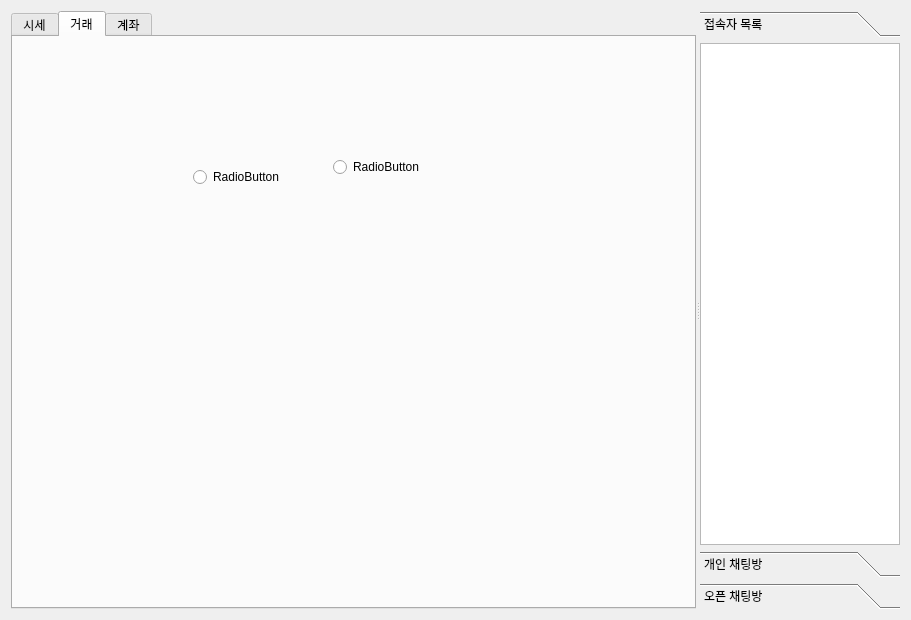
Qt form miniProject2/mainview.ui (donjizzkan/miniProject2) before a commit.
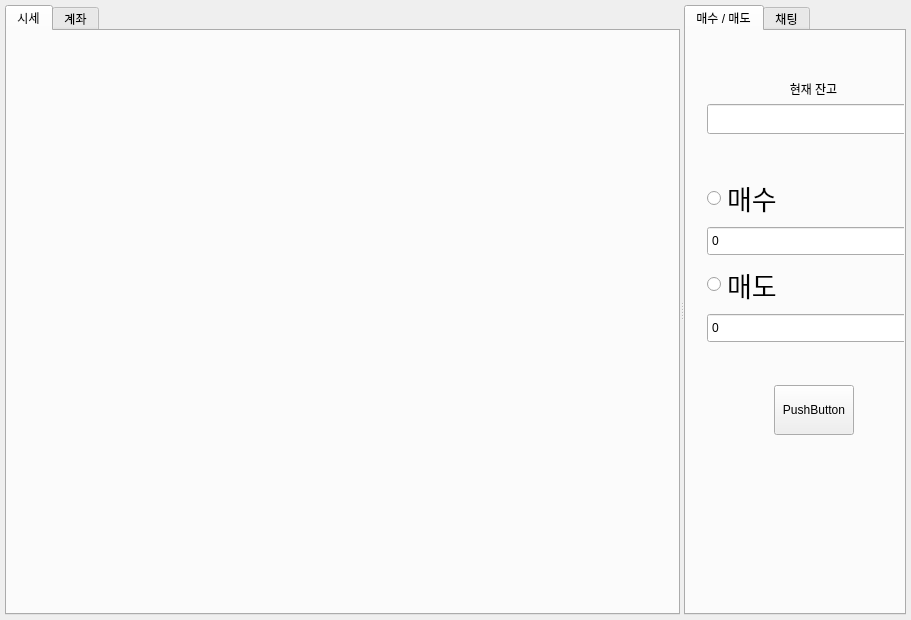
The same form after that commit. The open tabs and pages were chosen to show the change.

Patch:
```diff
--- a/miniProject2/mainview.ui
+++ b/miniProject2/mainview.ui
@@ -19,7 +19,19 @@
   <property name="windowTitle">
    <string>Form</string>
   </property>
-  <layout class="QVBoxLayout" name="verticalLayout_2">
+  <layout class="QHBoxLayout" name="horizontalLayout_4">
+   <property name="leftMargin">
+    <number>5</number>
+   </property>
+   <property name="topMargin">
+    <number>5</number>
+   </property>
+   <property name="rightMargin">
+    <number>5</number>
+   </property>
+   <property name="bottomMargin">
+    <number>5</number>
+   </property>
    <item>
     <widget class="QSplitter" name="splitter">
      <property name="orientation">
@@ -39,7 +51,7 @@
        </size>
       </property>
       <property name="currentIndex">
-       <number>1</number>
+       <number>0</number>
       </property>
       <widget class="QWidget" name="tab">
        <attribute name="title">
@@ -47,37 +59,6 @@
        </attribute>
        <layout class="QVBoxLayout" name="chartTab"/>
       </widget>
-      <widget class="QWidget" name="tab_3">
-       <attribute name="title">
-        <string>거래</string>
-       </attribute>
-       <widget class="QRadioButton" name="radioButton">
-        <property name="geometry">
-         <rect>
-          <x>320</x>
-          <y>120</y>
-          <width>100</width>
-          <height>20</height>
-         </rect>
-        </property>
-        <property name="text">
-         <string>RadioButton</string>
-        </property>
-       </widget>
-       <widget class="QRadioButton" name="radioButton_2">
-        <property name="geometry">
-         <rect>
-          <x>180</x>
-          <y>130</y>
-          <width>100</width>
-          <height>20</height>
-         </rect>
-        </property>
-        <property name="text">
-         <string>RadioButton</string>
-        </property>
-       </widget>
-      </widget>
       <widget class="QWidget" name="tab_2">
        <attribute name="title">
         <string>계좌</string>
@@ -356,6 +337,217 @@
        </layout>
       </widget>
      </widget>
+     <widget class="QTabWidget" name="tabWidget">
+      <property name="currentIndex">
+       <number>0</number>
+      </property>
+      <widget class="QWidget" name="tab_3">
+       <attribute name="title">
+        <string>매수 / 매도</string>
+       </attribute>
+       <widget class="QWidget" name="layoutWidget">
+        <property name="geometry">
+         <rect>
+          <x>21</x>
+          <y>13</y>
+          <width>213</width>
+          <height>427</height>
+         </rect>
+        </property>
+        <layout class="QVBoxLayout" name="verticalLayout_4">
+         <item>
+          <spacer name="verticalSpacer_2">
+           <property name="orientation">
+            <enum>Qt::Orientation::Vertical</enum>
+           </property>
+           <property name="sizeHint" stdset="0">
+            <size>
+             <width>20</width>
+             <height>40</height>
+            </size>
+           </property>
+          </spacer>
+         </item>
+         <item>
+          <widget class="QLabel" name="label">
+           <property name="text">
+            <string>현재 잔고</string>
+           </property>
+           <property name="alignment">
+            <set>Qt::AlignmentFlag::AlignCenter</set>
+           </property>
+          </widget>
+         </item>
+         <item>
+          <widget class="QLineEdit" name="lineEdit">
+           <property name="minimumSize">
+            <size>
+             <width>0</width>
+             <height>30</height>
+            </size>
+           </property>
+           <property name="readOnly">
+            <bool>true</bool>
+           </property>
+          </widget>
+         </item>
+         <item>
+          <spacer name="verticalSpacer_4">
+           <property name="orientation">
+            <enum>Qt::Orientation::Vertical</enum>
+           </property>
+           <property name="sizeHint" stdset="0">
+            <size>
+             <width>20</width>
+             <height>40</height>
+            </size>
+           </property>
+          </spacer>
+         </item>
+         <item>
+          <layout class="QVBoxLayout" name="verticalLayout_3">
+           <item>
+            <widget class="QRadioButton" name="radioButton">
+             <property name="minimumSize">
+              <size>
+               <width>0</width>
+               <height>30</height>
+              </size>
+             </property>
+             <property name="font">
+              <font>
+               <pointsize>20</pointsize>
+              </font>
+             </property>
+             <property name="text">
+              <string>매수</string>
+             </property>
+            </widget>
+           </item>
+           <item>
+            <widget class="QSpinBox" name="spinBox">
+             <property name="minimumSize">
+              <size>
+               <width>0</width>
+               <height>30</height>
+              </size>
+             </property>
+             <property name="maximum">
+              <number>99999</number>
+             </property>
+            </widget>
+           </item>
+           <item>
+            <widget class="QRadioButton" name="radioButton_2">
+             <property name="minimumSize">
+              <size>
+               <width>0</width>
+               <height>30</height>
+              </size>
+             </property>
+             <property name="font">
+              <font>
+               <pointsize>20</pointsize>
+              </font>
+             </property>
+             <property name="text">
+              <string>매도</string>
+             </property>
+            </widget>
+           </item>
+           <item>
+            <widget class="QSpinBox" name="spinBox_2">
+             <property name="minimumSize">
+              <size>
+               <width>0</width>
+               <height>30</height>
+              </size>
+             </property>
+             <property name="maximum">
+              <number>99999</number>
+             </property>
+            </widget>
+           </item>
+          </layout>
+         </item>
+         <item>
+          <spacer name="verticalSpacer_3">
+           <property name="orientation">
+            <enum>Qt::Orientation::Vertical</enum>
+           </property>
+           <property name="sizeHint" stdset="0">
+            <size>
+             <width>20</width>
+             <height>40</height>
+            </size>
+           </property>
+          </spacer>
+         </item>
+         <item>
+          <layout class="QHBoxLayout" name="horizontalLayout_5">
+           <item>
+            <spacer name="horizontalSpacer_2">
+             <property name="orientation">
+              <enum>Qt::Orientation::Horizontal</enum>
+             </property>
+             <property name="sizeHint" stdset="0">
+              <size>
+               <width>40</width>
+               <height>20</height>
+              </size>
+             </property>
+            </spacer>
+           </item>
+           <item>
+            <widget class="QPushButton" name="pushButton">
+             <property name="minimumSize">
+              <size>
+               <width>0</width>
+               <height>50</height>
+              </size>
+             </property>
+             <property name="text">
+              <string>PushButton</string>
+             </property>
+            </widget>
+           </item>
+           <item>
+            <spacer name="horizontalSpacer_3">
+             <property name="orientation">
+              <enum>Qt::Orientation::Horizontal</enum>
+             </property>
+             <property name="sizeHint" stdset="0">
+              <size>
+               <width>40</width>
+               <height>20</height>
+              </size>
+             </property>
+            </spacer>
+           </item>
+          </layout>
+         </item>
+         <item>
+          <spacer name="verticalSpacer">
+           <property name="orientation">
+            <enum>Qt::Orientation::Vertical</enum>
+           </property>
+           <property name="sizeHint" stdset="0">
+            <size>
+             <width>20</width>
+             <height>40</height>
+            </size>
+           </property>
+          </spacer>
+         </item>
+        </layout>
+       </widget>
+      </widget>
+      <widget class="QWidget" name="tab_4">
+       <attribute name="title">
+        <string>채팅</string>
+       </attribute>
+       <layout class="QHBoxLayout" name="horizontalLayout_2">
+        <item>
      <widget class="QToolBox" name="chatting_ToolBox">
       <property name="sizePolicy">
        <sizepolicy hsizetype="Expanding" vsizetype="Expanding">
@@ -378,7 +570,7 @@
          <x>0</x>
          <y>0</y>
          <width>200</width>
-         <height>494</height>
+             <height>447</height>
         </rect>
        </property>
        <property name="sizePolicy">
@@ -390,19 +582,7 @@
        <attribute name="label">
         <string>접속자 목록</string>
        </attribute>
-       <layout class="QVBoxLayout" name="verticalLayout_3">
-        <property name="leftMargin">
-         <number>0</number>
-        </property>
-        <property name="topMargin">
-         <number>0</number>
-        </property>
-        <property name="rightMargin">
-         <number>0</number>
-        </property>
-        <property name="bottomMargin">
-         <number>0</number>
-        </property>
+           <layout class="QVBoxLayout" name="verticalLayout_2">
         <item>
          <widget class="QListWidget" name="connect_listWidget"/>
         </item>
@@ -420,7 +600,7 @@
        <attribute name="label">
         <string>개인 채팅방</string>
        </attribute>
-       <layout class="QVBoxLayout" name="verticalLayout_4">
+           <layout class="QVBoxLayout" name="verticalLayout_6">
         <property name="leftMargin">
          <number>0</number>
         </property>
@@ -469,7 +649,24 @@
        </layout>
       </widget>
      </widget>
-    </widget>
+        </item>
+       </layout>
+      </widget>
+     </widget>
+    </widget>
+   </item>
+   <item>
+    <spacer name="horizontalSpacer">
+     <property name="orientation">
+      <enum>Qt::Orientation::Horizontal</enum>
+     </property>
+     <property name="sizeHint" stdset="0">
+      <size>
+       <width>40</width>
+       <height>20</height>
+      </size>
+     </property>
+    </spacer>
    </item>
   </layout>
  </widget>
```
Left out of the diff: 6 changed lines with no effect on the pictures. Lines whose indentation alone changed are shown as unchanged.
